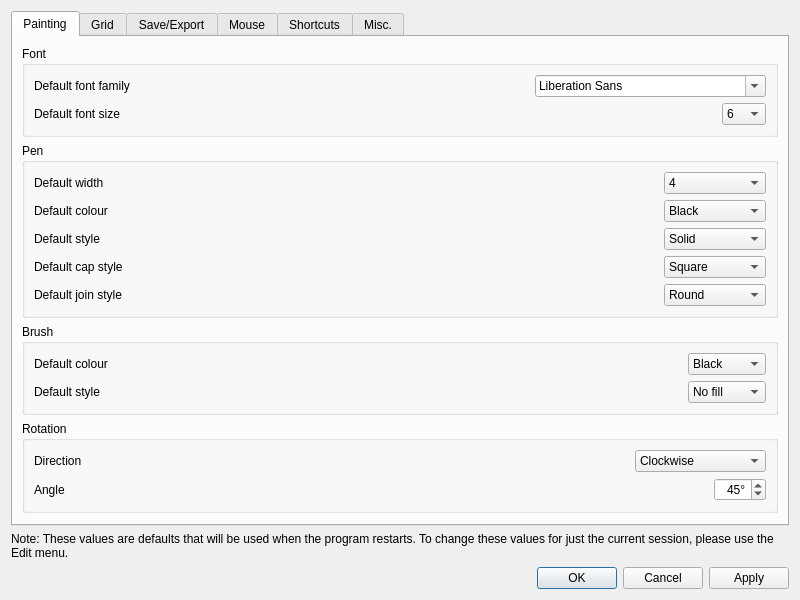
mclaughlinconnor/ycircuit, file src/gui/ycircuit_optionsWindow.ui: the form before one commit.
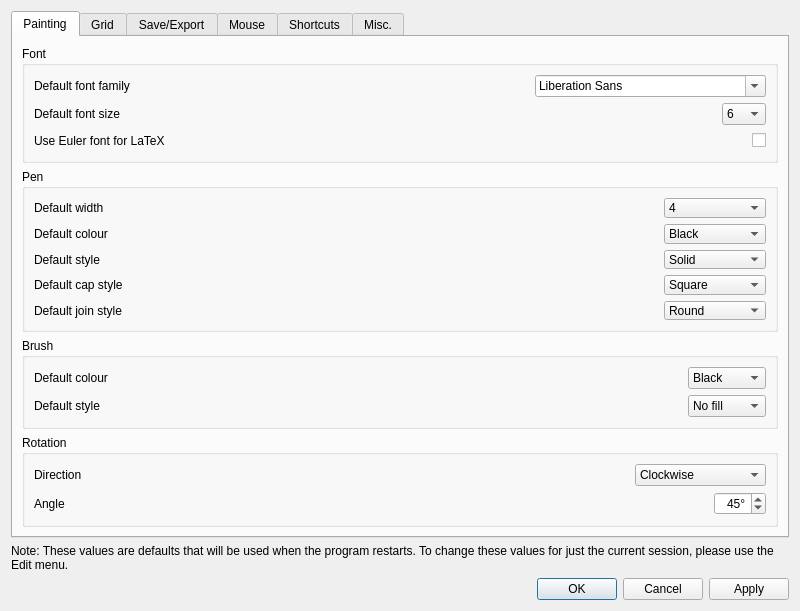
The form after the commit.

Commit message: Added an option to toggle on and off Euler fonts in the LaTeX text box

Diff of the .ui file:
```diff
--- a/src/gui/ycircuit_optionsWindow.ui
+++ b/src/gui/ycircuit_optionsWindow.ui
@@ -203,6 +203,37 @@
             </item>
            </layout>
           </item>
+          <item>
+           <layout class="QHBoxLayout" name="horizontalLayout_38">
+            <item>
+             <widget class="QLabel" name="label_44">
+              <property name="text">
+               <string>Use Euler font for LaTeX</string>
+              </property>
+             </widget>
+            </item>
+            <item>
+             <spacer name="horizontalSpacer_44">
+              <property name="orientation">
+               <enum>Qt::Horizontal</enum>
+              </property>
+              <property name="sizeHint" stdset="0">
+               <size>
+                <width>40</width>
+                <height>20</height>
+               </size>
+              </property>
+             </spacer>
+            </item>
+            <item>
+             <widget class="QCheckBox" name="checkBox_useEulerFontForLatex">
+              <property name="text">
+               <string/>
+              </property>
+             </widget>
+            </item>
+           </layout>
+          </item>
          </layout>
          <zorder></zorder>
          <zorder></zorder>
```
Left out of the diff: 5 changed lines with no effect on the pictures. The commit also changes 7 other files.
